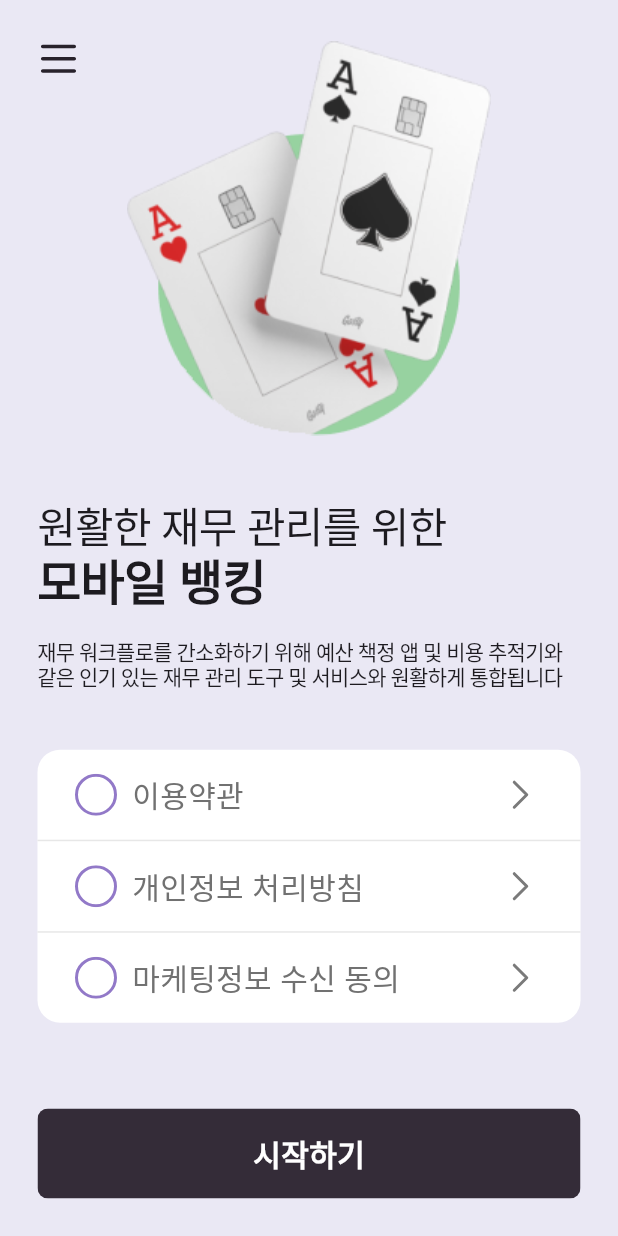
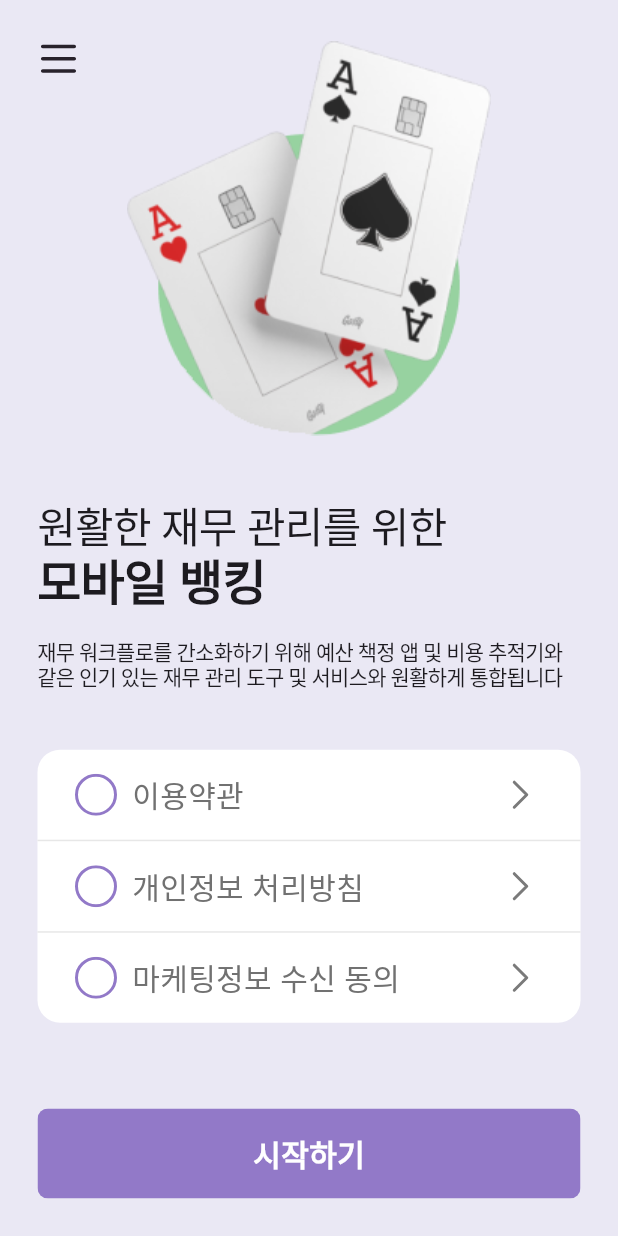
Before and after one commit to sudar-life/flutter_theme_sample, a Flutter app: the screen it shows after launch, on a phone screen of 412 x 824 dp. Run offline on Flutter 3.47's test engine with Material 2 defaults, Android fonts, the phone set to English and light mode, and no system bars; our stand-ins replace flutter_svg, google_fonts.

Commit message:
시안 이미지 적용

```diff
--- a/lib/src/components/btn.dart
+++ b/lib/src/components/btn.dart
@@ -5,12 +5,12 @@ class Btn extends StatelessWidget {
   final String text;
   final Function() onTap;
   final EdgeInsets padding;
-  final Color color;
+  final Color? color;
   const Btn({
     super.key,
     required this.text,
     required this.onTap,
-    this.color = const Color(0xff342C38),
+    this.color,
     this.padding = const EdgeInsets.symmetric(vertical: 10, horizontal: 20),
   });
 
--- a/lib/src/page/home.dart
+++ b/lib/src/page/home.dart
@@ -35,6 +35,7 @@ class Home extends StatelessWidget {
           height: 60,
           child: Btn(
             onTap: () {},
+            color: const Color(0xff9279C8),
             text: '시작하기',
           ),
         ),
@@ -123,8 +124,8 @@ class _AgreementBoxState extends State<_AgreementBox> {
           children: [
             SvgPicture.asset(
               isChecked
-                  ? 'assets/svg/icon_radio_light_on.svg'
-                  : 'assets/svg/icon_radio_light_off.svg',
+                  ? 'assets/svg/icon_radio_on.svg'
+                  : 'assets/svg/icon_radio_off.svg',
             ),
             const SizedBox(width: 10),
             Expanded(
```
Also changed, not shown: assets/design/color_palette.png (added), assets/design/dark_mode_drawer.png (added), assets/design/dark_mode_home.png (added), assets/design/light_mode_drawer.png (added), assets/design/light_mode_home.png (added), assets/svg/icon_radio_dark_on.svg (deleted), assets/svg/icon_radio_light_off.svg (deleted), assets/svg/icon_radio_off.svg, assets/svg/icon_radio_on.svg.
